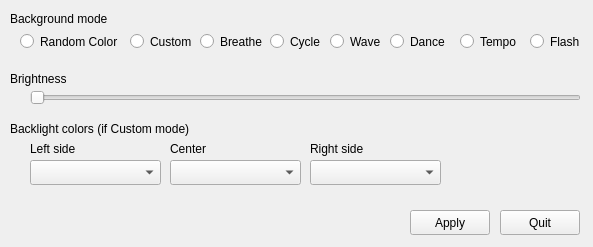
The window that utility/mainwindow.ui (rafaelgieschke/clevo-xsm-wmi) describes before a commit, drawn with Qt 5.
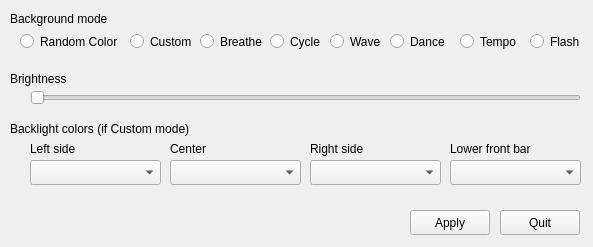
The same window after the commit.

Commit message: Update utilty with support for setting the lower bar

What changed in the file:
```diff
--- a/utility/mainwindow.ui
+++ b/utility/mainwindow.ui
@@ -237,6 +237,29 @@
      <string>Right side</string>
     </property>
    </widget>
+   <widget class="QComboBox" name="selectLower">
+    <property name="geometry">
+     <rect>
+      <x>450</x>
+      <y>160</y>
+      <width>131</width>
+      <height>25</height>
+     </rect>
+    </property>
+   </widget>
+   <widget class="QLabel" name="labelLowerColor">
+    <property name="geometry">
+     <rect>
+      <x>450</x>
+      <y>140</y>
+      <width>90</width>
+      <height>17</height>
+     </rect>
+    </property>
+    <property name="text">
+     <string>Lower front bar</string>
+    </property>
+   </widget>
    <widget class="QPushButton" name="buttonApply">
     <property name="geometry">
      <rect>
```
The commit also changes 3 other files.
